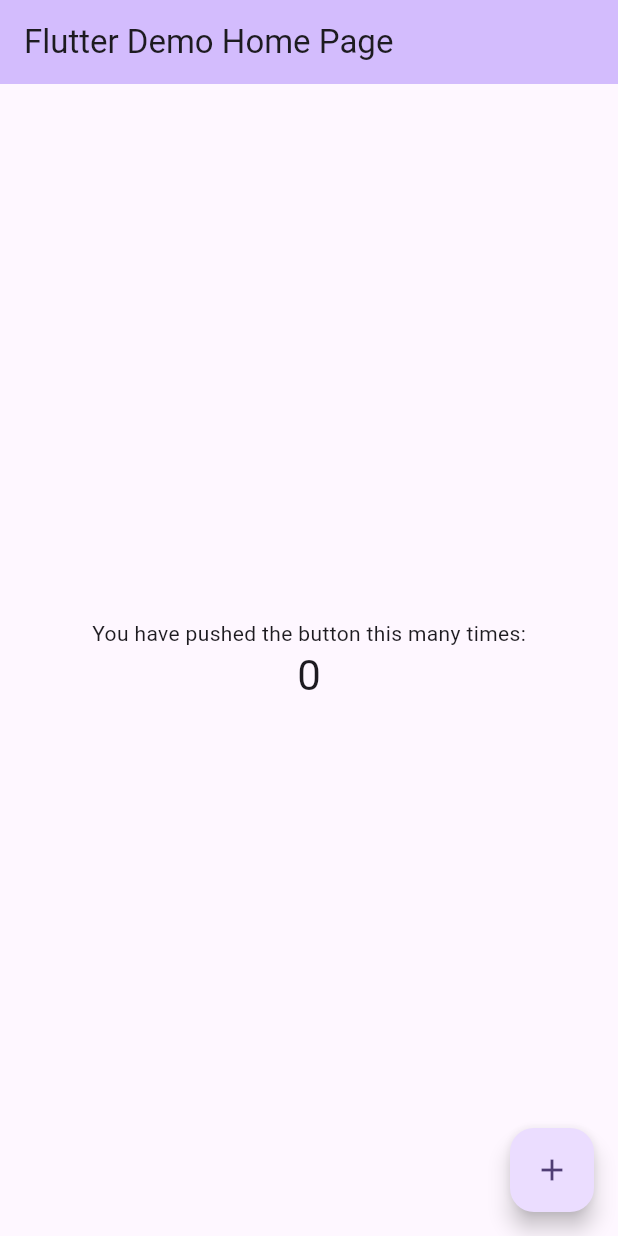
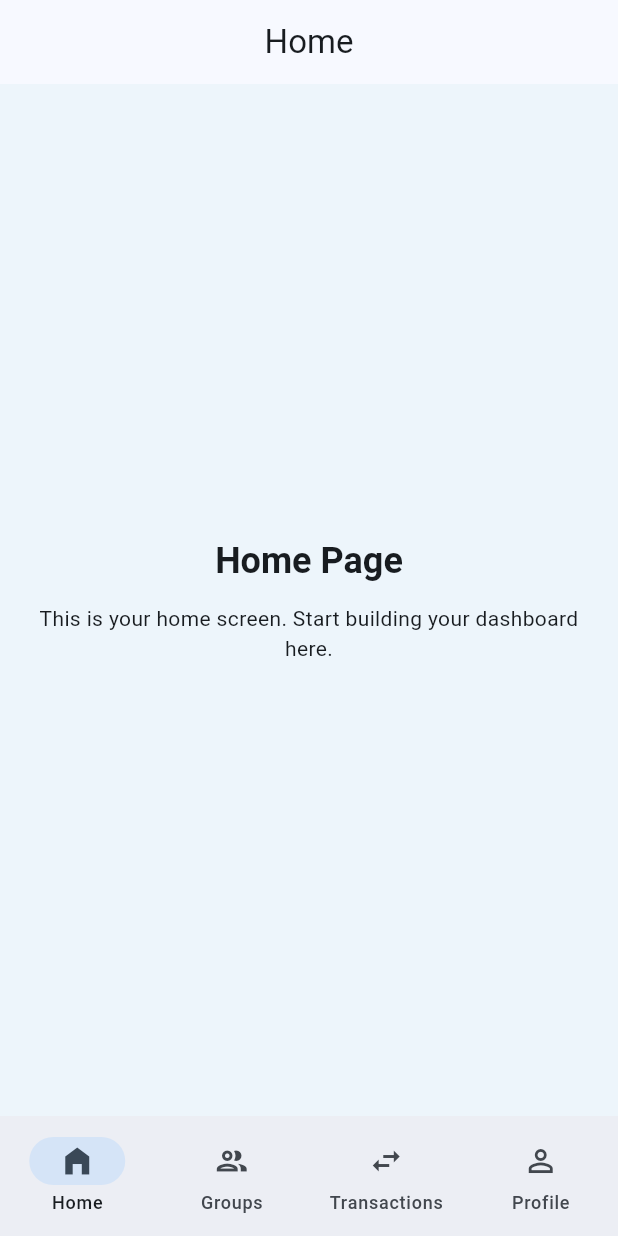
Before and after one commit to vismay-21/splitease, a Flutter app: the screen it shows after launch, on a phone screen of 412 x 824 dp. Run offline on Flutter 3.47's test engine with Material 3 defaults, Android fonts, the phone set to English and light mode, and no system bars.

Commit message:
initial start

```diff
--- a/lib/main.dart
+++ b/lib/main.dart
@@ -1,4 +1,9 @@
 import 'package:flutter/material.dart';
+
+import 'screens/groups_screen.dart';
+import 'screens/home_screen.dart';
+import 'screens/profile_screen.dart';
+import 'screens/transactions_screen.dart';
 
 void main() {
   runApp(const MyApp());
@@ -7,115 +12,117 @@ void main() {
 class MyApp extends StatelessWidget {
   const MyApp({super.key});
 
-  // This widget is the root of your application.
   @override
   Widget build(BuildContext context) {
     return MaterialApp(
-      title: 'Flutter Demo',
+      debugShowCheckedModeBanner: false,
+      title: 'SpliTease',
       theme: ThemeData(
-        // This is the theme of your application.
-        //
-        // TRY THIS: Try running your application with "flutter run". You'll see
-        // the application has a purple toolbar. Then, without quitting the app,
-        // try changing the seedColor in the colorScheme below to Colors.green
-        // and then invoke "hot reload" (save your changes or press the "hot
-        // reload" button in a Flutter-supported IDE, or press "r" if you used
-        // the command line to start the app).
-        //
-        // Notice that the counter didn't reset back to zero; the application
-        // state is not lost during the reload. To reset the state, use hot
-        // restart instead.
-        //
-        // This works for code too, not just values: Most code changes can be
-        // tested with just a hot reload.
-        colorScheme: .fromSeed(seedColor: Colors.deepPurple),
+        useMaterial3: true,
+        colorScheme: ColorScheme.fromSeed(
+          seedColor: const Color(0xFF4CA3EB),
+          brightness: Brightness.light,
+        ),
+        scaffoldBackgroundColor: const Color(0xFFEDF5FB),
       ),
-      home: const MyHomePage(title: 'Flutter Demo Home Page'),
+      home: const MainNavPage(),
     );
   }
 }
 
-class MyHomePage extends StatefulWidget {
-  const MyHomePage({super.key, required this.title});
-
-  // This widget is the home page of your application. It is stateful, meaning
-  // that it has a State object (defined below) that contains fields that affect
-  // how it looks.
-
-  // This class is the configuration for the state. It holds the values (in this
-  // case the title) provided by the parent (in this case the App widget) and
-  // used by the build method of the State. Fields in a Widget subclass are
-  // always marked "final".
-
-  final String title;
+class MainNavPage extends StatefulWidget {
+  const MainNavPage({super.key});
 
   @override
-  State<MyHomePage> createState() => _MyHomePageState();
+  State<MainNavPage> createState() => _MainNavPageState();
 }
 
-class _MyHomePageState extends State<MyHomePage> {
-  int _counter = 0;
+class _MainNavPageState extends State<MainNavPage> {
+  final PageController _pageController = PageController();
+  int _selectedIndex = 0;
 
-  void _incrementCounter() {
+  static const List<String> _titles = [
+    'Home',
+    'Groups',
+    'Transactions',
+    'Profile',
+  ];
+
+  static final List<Widget> _pages = [
+    const HomeScreen(),
+    const GroupsScreen(),
+    const TransactionsScreen(),
+    const ProfileScreen(),
+  ];
+
+  void _onItemTapped(int index) {
     setState(() {
-      // This call to setState tells the Flutter framework that something has
-      // changed in this State, which causes it to rerun the build method below
-      // so that the display can reflect the updated values. If we changed
-      // _counter without calling setState(), then the build method would not be
-      // called again, and so nothing would appear to happen.
-      _counter++;
+      _selectedIndex = index;
+      _pageController.animateToPage(
+        index,
+        duration: const Duration(milliseconds: 250),
+        curve: Curves.easeOut,
+      );
     });
   }
 
   @override
+  void dispose() {
+    _pageController.dispose();
+    super.dispose();
+  }
+
+  @override
   Widget build(BuildContext context) {
-    // This method is rerun every time setState is called, for instance as done
-    // by the _incrementCounter method above.
-    //
-    // The Flutter framework has been optimized to make rerunning build methods
-    // fast, so that you can just rebuild anything that needs updating rather
-    // than having to individually change instances of widgets.
+    final colorScheme = Theme.of(context).colorScheme;
+
     return Scaffold(
       appBar: AppBar(
-        // TRY THIS: Try changing the color here to a specific color (to
-        // Colors.amber, perhaps?) and trigger a hot reload to see the AppBar
-        // change color while the other colors stay the same.
-        backgroundColor: Theme.of(context).colorScheme.inversePrimary,
-        // Here we take the value from the MyHomePage object that was created by
-        // the App.build method, and use it to set our appbar title.
-        title: Text(widget.title),
+        elevation: 0,
+        backgroundColor: colorScheme.surface,
+        title: Text(
+          _titles[_selectedIndex],
+          style: TextStyle(color: colorScheme.onSurface),
+        ),
+        centerTitle: true,
       ),
-      body: Center(
-        // Center is a layout widget. It takes a single child and positions it
-        // in the middle of the parent.
-        child: Column(
-          // Column is also a layout widget. It takes a list of children and
-          // arranges them vertically. By default, it sizes itself to fit its
-          // children horizontally, and tries to be as tall as its parent.
-          //
-          // Column has various properties to control how it sizes itself and
-          // how it positions its children. Here we use mainAxisAlignment to
-          // center the children vertically; the main axis here is the vertical
-          // axis because Columns are vertical (the cross axis would be
-          // horizontal).
-          //
-          // TRY THIS: Invoke "debug painting" (choose the "Toggle Debug Paint"
-          // action in the IDE, or press "p" in the console), to see the
-          // wireframe for each widget.
-          mainAxisAlignment: .center,
-          children: [
-            const Text('You have pushed the button this many times:'),
-            Text(
-              '$_counter',
-              style: Theme.of(context).textTheme.headlineMedium,
-            ),
-          ],
-        ),
+      body: PageView(
+        controller: _pageController,
+        physics: const BouncingScrollPhysics(),
+        onPageChanged: (index) {
+          setState(() {
+            _selectedIndex = index;
+          });
+        },
+        children: _pages,
       ),
-      floatingActionButton: FloatingActionButton(
-        onPressed: _incrementCounter,
-        tooltip: 'Increment',
-        child: const Icon(Icons.add),
+      bottomNavigationBar: NavigationBar(
+        selectedIndex: _selectedIndex,
+        onDestinationSelected: _onItemTapped,
+        labelBehavior: NavigationDestinationLabelBehavior.alwaysShow,
+        elevation: 10,
+        destinations: const [
+          NavigationDestination(
+            icon: Icon(Icons.home_outlined),
+            selectedIcon: Icon(Icons.home_filled),
+            label: 'Home',
+          ),
+          NavigationDestination(
+            icon: Icon(Icons.group_outlined),
+            selectedIcon: Icon(Icons.group),
+            label: 'Groups',
+          ),
+          NavigationDestination(
+            icon: Icon(Icons.swap_horiz_outlined),
+            selectedIcon: Icon(Icons.swap_horiz),
+            label: 'Transactions',
+          ),
+          NavigationDestination(
+            icon: Icon(Icons.person_outline),
+            selectedIcon: Icon(Icons.person),
+            label: 'Profile',
+          ),
+        ],
       ),
     );
   }
--- /dev/null
+++ b/lib/screens/home_screen.dart
@@ -0,0 +1,31 @@
+import 'package:flutter/material.dart';
+
+class HomeScreen extends StatelessWidget {
+  const HomeScreen({super.key});
+
+  @override
+  Widget build(BuildContext context) {
+    return Container(
+      padding: const EdgeInsets.symmetric(horizontal: 20, vertical: 16),
+      child: Column(
+        mainAxisAlignment: MainAxisAlignment.center,
+        crossAxisAlignment: CrossAxisAlignment.stretch,
+        children: [
+          Text(
+            'Home Page',
+            textAlign: TextAlign.center,
+            style: Theme.of(context).textTheme.headlineSmall?.copyWith(
+                  fontWeight: FontWeight.w700,
+                ),
+          ),
+          const SizedBox(height: 12),
+          Text(
+            'This is your home screen. Start building your dashboard here.',
+            textAlign: TextAlign.center,
+            style: Theme.of(context).textTheme.bodyMedium,
+          ),
+        ],
+      ),
+    );
+  }
+}
```
Also changed, not shown: lib/screens/groups_screen.dart (added, +31 -0 lines), lib/screens/profile_screen.dart (added, +31 -0 lines), lib/screens/transactions_screen.dart (added, +31 -0 lines).
